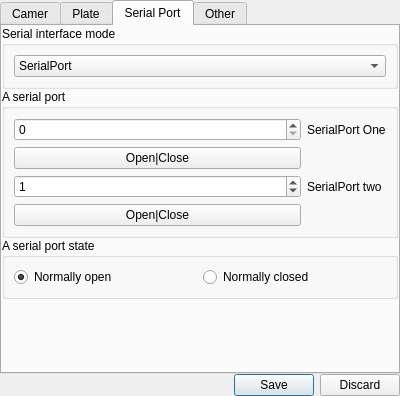
Before: the Qt Designer form MainUI/channelsettingwidget.ui in 519984307/Container_20191221, drawn with Qt 5.
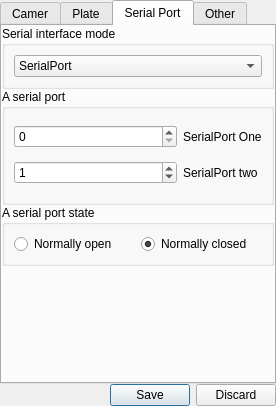
After: the same form once the commit is applied. The open tabs and pages were chosen to show the change.

```diff
--- a/MainUI/channelsettingwidget.ui
+++ b/MainUI/channelsettingwidget.ui
@@ -6,8 +6,8 @@
    <rect>
     <x>0</x>
     <y>0</y>
-    <width>400</width>
-    <height>396</height>
+    <width>276</width>
+    <height>406</height>
    </rect>
   </property>
   <property name="windowTitle">
@@ -327,10 +327,13 @@
               <string>A serial port</string>
              </property>
              <layout class="QGridLayout" name="gridLayout_21">
-              <item row="3" column="0">
-               <widget class="QPushButton" name="pushButton_2">
-                <property name="text">
-                 <string>Open|Close</string>
+              <item row="1" column="0">
+               <widget class="QSpinBox" name="SerialPortTow">
+                <property name="maximum">
+                 <number>199</number>
+                </property>
+                <property name="value">
+                 <number>1</number>
                 </property>
                </widget>
               </item>
@@ -347,8 +350,8 @@
                 </property>
                </widget>
               </item>
-              <item row="2" column="0">
-               <widget class="QSpinBox" name="SerialPortTow">
+              <item row="0" column="0">
+               <widget class="QSpinBox" name="SerialPortOne">
                 <property name="maximum">
                  <number>199</number>
                 </property>
@@ -357,14 +360,7 @@
                 </property>
                </widget>
               </item>
-              <item row="1" column="0">
-               <widget class="QPushButton" name="pushButton">
-                <property name="text">
-                 <string>Open|Close</string>
-                </property>
-               </widget>
-              </item>
-              <item row="2" column="1">
+              <item row="1" column="1">
                <widget class="QLabel" name="label_5">
                 <property name="sizePolicy">
                  <sizepolicy hsizetype="Fixed" vsizetype="Preferred">
@@ -516,7 +512,7 @@
              <string>Normally open</string>
             </property>
             <property name="checked">
-             <bool>true</bool>
+             <bool>false</bool>
             </property>
            </widget>
           </item>
@@ -525,6 +521,9 @@
             <property name="text">
              <string>Normally closed</string>
             </property>
+            <property name="checked">
+             <bool>true</bool>
+            </property>
            </widget>
           </item>
          </layout>
```
Left out of the diff: 13 changed lines with no effect on the pictures.
